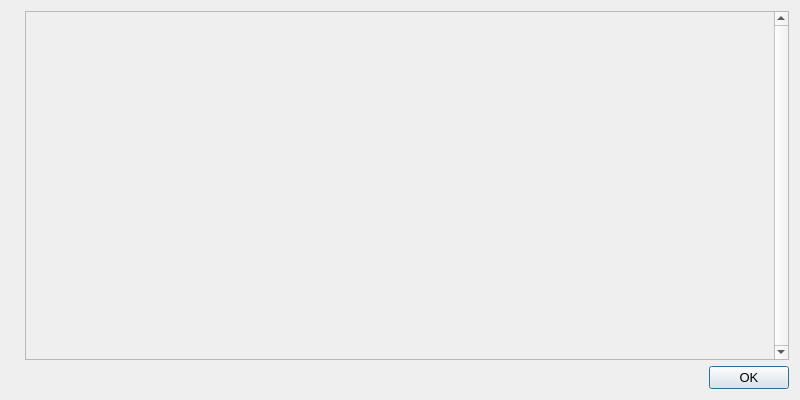
Qt form src/qt/forms/helpmessagedialog.ui (lycancoin/lycancoin-release) before a commit.
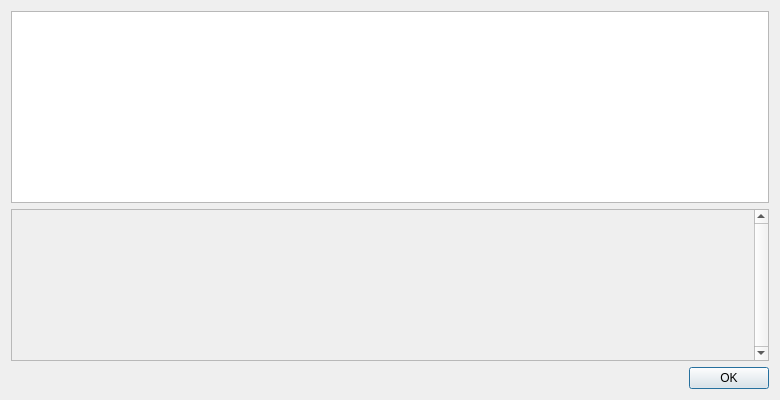
The same form after that commit. Icons and pictures are not drawn.

The edit to the form file:
```diff
--- a/src/qt/forms/helpmessagedialog.ui
+++ b/src/qt/forms/helpmessagedialog.ui
@@ -6,34 +6,23 @@
    <rect>
     <x>0</x>
     <y>0</y>
-    <width>800</width>
+    <width>780</width>
     <height>400</height>
    </rect>
   </property>
-  <property name="font">
-   <font>
-    <pointsize>10</pointsize>
-   </font>
-  </property>
   <property name="windowTitle">
   <string notr="true">Lycancoin Core - Command-line options</string>
   </property>
   <layout class="QHBoxLayout" name="horizontalLayout_2">
-   <item>
-    <widget class="QLabel" name="graphic">
-     <property name="sizePolicy">
-      <sizepolicy hsizetype="Preferred" vsizetype="Ignored">
-       <horstretch>0</horstretch>
-       <verstretch>0</verstretch>
-      </sizepolicy>
-     </property>
-     <property name="pixmap">
-      <pixmap resource="../bitcoin.qrc">:/images/about</pixmap>
-     </property>
-    </widget>
-   </item>
    <item>
     <layout class="QVBoxLayout" name="verticalLayout">
+     <item>
+      <widget class="QTextEdit" name="helpMessage">
+       <property name="readOnly">
+        <bool>true</bool>
+       </property>
+      </widget>
+     </item>
      <item>
       <widget class="QScrollArea" name="scrollArea">
        <property name="verticalScrollBarPolicy">
@@ -43,14 +32,6 @@
         <bool>true</bool>
        </property>
        <widget class="QWidget" name="scrollAreaWidgetContents">
-        <property name="geometry">
-         <rect>
-          <x>0</x>
-          <y>0</y>
-          <width>659</width>
-          <height>348</height>
-         </rect>
-        </property>
         <layout class="QVBoxLayout" name="verticalLayout_2">
          <item>
           <widget class="QLabel" name="helpMessageLabel">
@@ -60,6 +41,9 @@
            <property name="textFormat">
             <enum>Qt::PlainText</enum>
            </property>
+           <property name="alignment">
+            <set>Qt::AlignLeading|Qt::AlignLeft|Qt::AlignTop</set>
+           </property>
            <property name="openExternalLinks">
             <bool>true</bool>
            </property>
```
Left out of the diff: 2 changed lines with no effect on the pictures.
